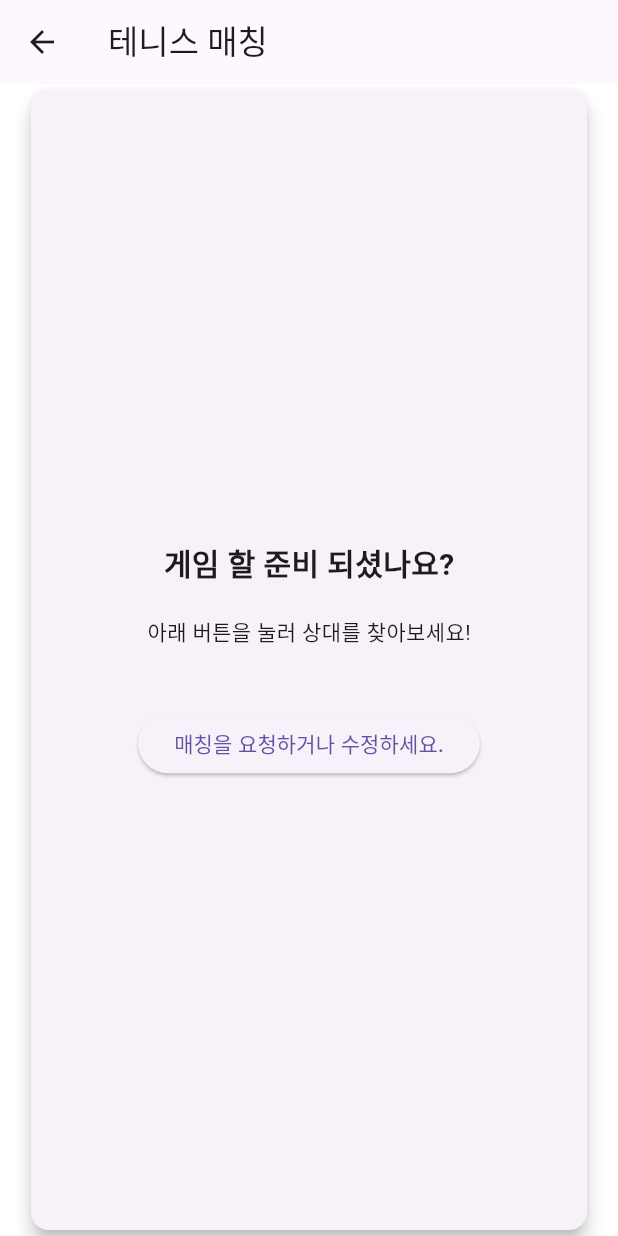
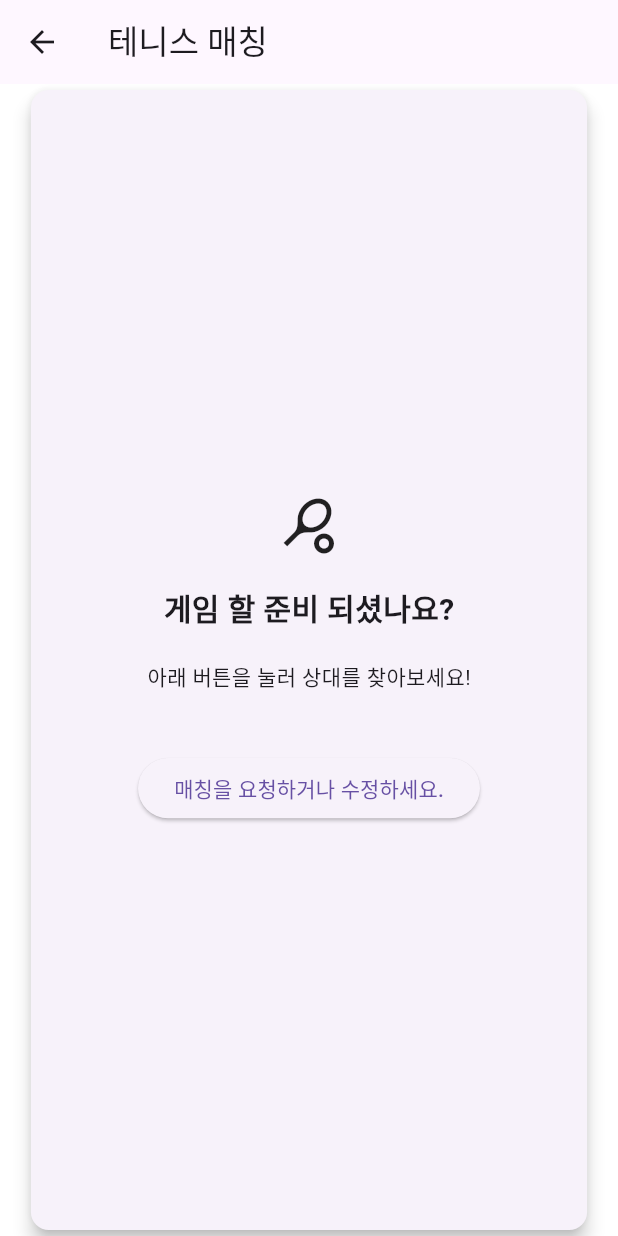
Before and after one commit to JolUpHoSoIn-sd24/tennisfunapp, a Flutter app: the MatchInfoScreen screen opened directly, on a phone screen of 412 x 824 dp. Run offline on Flutter 3.47's test engine with Material 3 defaults, Android fonts, the phone set to English and light mode, and no system bars; our stand-ins replace flutter_card_swiper, flutter_svg, shared_preferences; missing offline and left inert: flutter_webrtc; accounts and stored records are empty; network calls fail.

Commit message:
feat: match info - promt card icon

```diff
--- a/lib/components/prompt_card.dart
+++ b/lib/components/prompt_card.dart
@@ -3,12 +3,14 @@ import 'package:tennisfunapp/models/candidate_model.dart';
 
 class PromptCard extends StatelessWidget {
   final CandidateModel candidate;
-  final VoidCallback onMatchRequest;
+  final VoidCallback? onMatchRequest;
+  final IconData? icon;
 
   const PromptCard({
     Key? key,
     required this.candidate,
-    required this.onMatchRequest,
+    this.onMatchRequest,
+    this.icon,
   }) : super(key: key);
 
   @override
@@ -21,17 +23,21 @@ class PromptCard extends StatelessWidget {
         child: Column(
           mainAxisAlignment: MainAxisAlignment.center,
           children: [
+            if (icon != null) Icon(icon, size: 40),
+            SizedBox(height: 20),
             Text(
               candidate.name,
               style: TextStyle(fontSize: 20, fontWeight: FontWeight.bold),
             ),
             SizedBox(height: 20),
             Text(candidate.skillLevel),
-            SizedBox(height: 40),
-            ElevatedButton(
-              onPressed: onMatchRequest,
-              child: Text('매칭을 요청하거나 수정하세요.'),
-            ),
+            if (onMatchRequest != null) ...[
+              SizedBox(height: 40),
+              ElevatedButton(
+                onPressed: onMatchRequest,
+                child: Text('매칭을 요청하거나 수정하세요.'),
+              ),
+            ],
           ],
         ),
       ),
```
Also changed, not shown: lib/screens/match/match_info_screen.dart (+3 -7 lines).
